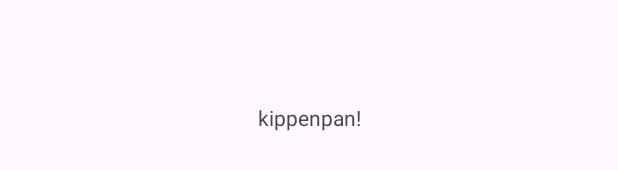
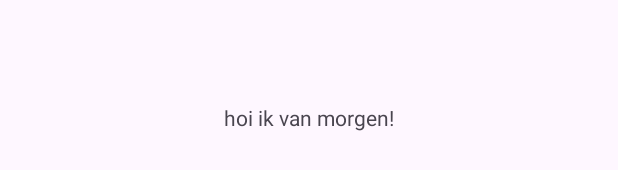
Before and after one commit to mick252/android-studio, an Android app: the layout activity_main.xml on its own in the app's theme, with its tools: preview values and no code run, on a phone screen of 412 x 824 dp. Shown: the part 501-671 px from the top of the screen. Run offline under Robolectric (Android 15) with nearby library versions, the phone set to English and light mode, and no system bars.

Commit message:
text aangepast
heb een toekomst brief geschreven naar mezelf

```diff
--- a/app/src/main/res/layout/activity_main.xml
+++ b/app/src/main/res/layout/activity_main.xml
@@ -10,7 +10,7 @@
     <TextView
         android:layout_width="wrap_content"
         android:layout_height="wrap_content"
-        android:text="kippenpan!"
+        android:text="hoi ik van morgen!"
         app:layout_constraintBottom_toBottomOf="parent"
         app:layout_constraintEnd_toEndOf="parent"
         app:layout_constraintStart_toStartOf="parent"
```
